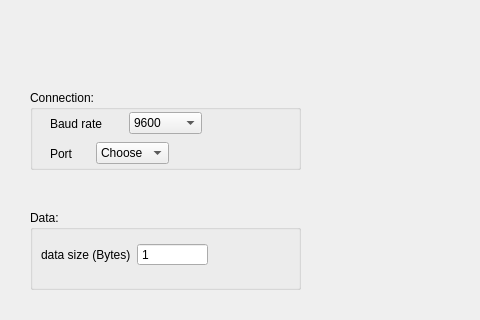
Qt form oscilloscope_gui.ui (Guillaume-Duc-95/Oscilloscope) before a commit; both pictures show x 0 to 480 and y 0 to 320 of the 1161 by 970 pixel window.
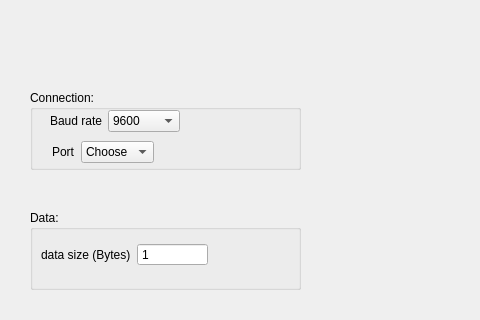
The same form after that commit.

Commit message: Adjust the port comboBox size to display all the path

Diff of the .ui file:
```diff
--- a/oscilloscope_gui.ui
+++ b/oscilloscope_gui.ui
@@ -10,6 +10,15 @@
     <height>970</height>
    </rect>
   </property>
+  <property name="sizePolicy">
+   <sizepolicy hsizetype="Preferred" vsizetype="Preferred">
+    <horstretch>0</horstretch>
+    <verstretch>0</verstretch>
+   </sizepolicy>
+  </property>
+  <property name="contextMenuPolicy">
+   <enum>Qt::NoContextMenu</enum>
+  </property>
   <property name="windowTitle">
    <string>Oscilloscope</string>
   </property>
@@ -36,6 +45,9 @@
       </rect>
      </property>
      <layout class="QHBoxLayout" name="horizontalLayout">
+      <property name="sizeConstraint">
+       <enum>QLayout::SetFixedSize</enum>
+      </property>
       <item>
        <widget class="QLabel" name="label">
         <property name="text">
@@ -74,16 +86,19 @@
       </item>
      </layout>
     </widget>
-    <widget class="QWidget" name="layoutWidget">
+    <widget class="QWidget" name="">
      <property name="geometry">
       <rect>
-       <x>20</x>
-       <y>50</y>
+       <x>22</x>
+       <y>51</y>
        <width>119</width>
        <height>27</height>
       </rect>
      </property>
      <layout class="QHBoxLayout" name="horizontalLayout_2">
+      <property name="sizeConstraint">
+       <enum>QLayout::SetFixedSize</enum>
+      </property>
       <item>
        <widget class="QLabel" name="label_2">
         <property name="text">
@@ -93,6 +108,18 @@
       </item>
       <item>
        <widget class="QComboBox" name="comboBoxPort">
+        <property name="sizePolicy">
+         <sizepolicy hsizetype="Preferred" vsizetype="Fixed">
+          <horstretch>0</horstretch>
+          <verstretch>0</verstretch>
+         </sizepolicy>
+        </property>
+        <property name="contextMenuPolicy">
+         <enum>Qt::DefaultContextMenu</enum>
+        </property>
+        <property name="sizeAdjustPolicy">
+         <enum>QComboBox::AdjustToContents</enum>
+        </property>
         <item>
          <property name="text">
           <string>Choose</string>
```
The commit also changes 1 other file.
